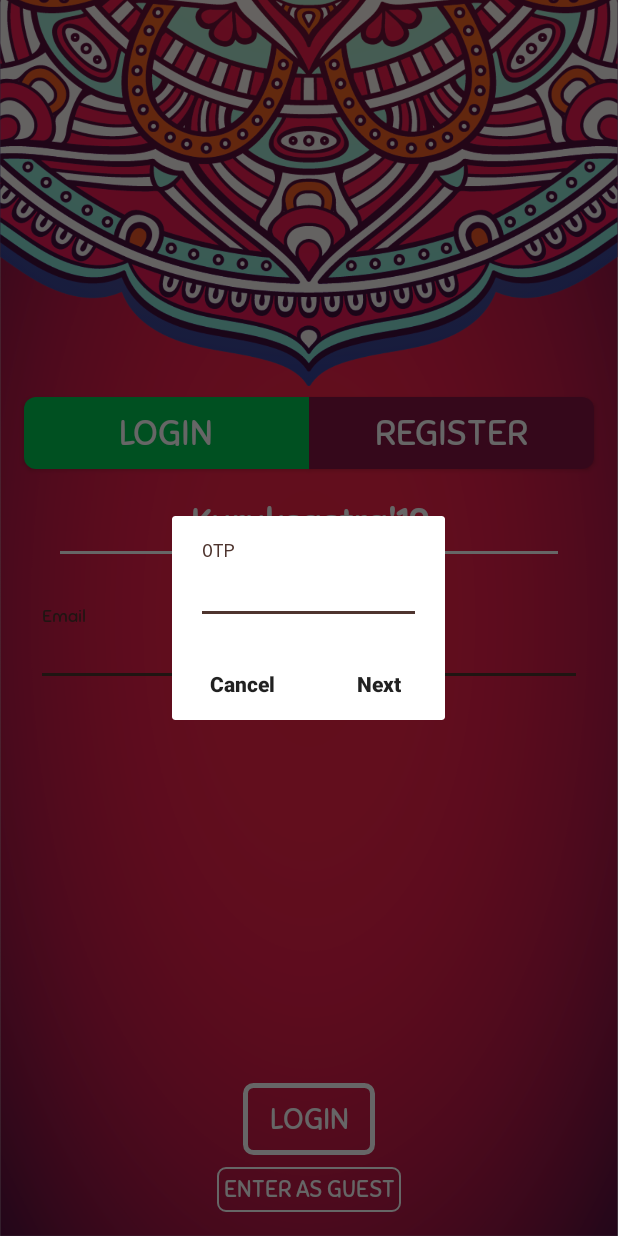
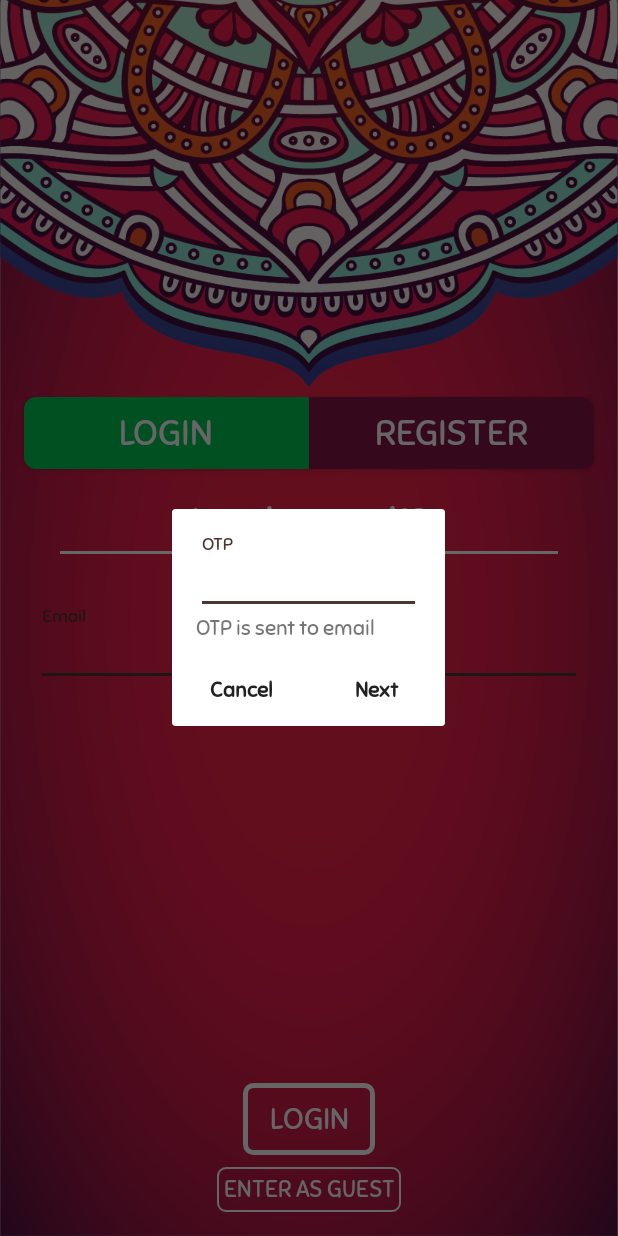
Before and after one commit to kavinraju/KS19_Participant_App, an Android app: the fragment OtpCustomDialog placed in its activity, on a phone screen of 412 x 824 dp. Run offline under Robolectric (Android 15) with nearby library versions, the phone set to English and light mode, and no system bars; our stand-ins replace ButterKnife.

Commit message:
made changes to otp dialog added loading dialog implemented qrcode saving

```diff
--- a/app/src/main/java/dpi/ks19/participantapp/Fragments/OtpCustomDialog.java
+++ b/app/src/main/java/dpi/ks19/participantapp/Fragments/OtpCustomDialog.java
@@ -1,5 +1,6 @@
 package dpi.ks19.participantapp.Fragments;
 
+import android.app.ProgressDialog;
 import android.os.Bundle;
 import android.support.annotation.NonNull;
 import android.support.annotation.Nullable;
@@ -38,7 +39,7 @@ public class OtpCustomDialog extends DialogFragment {
         if (et_otp.getText().toString().trim().length() > 0) {
             callbackInterface = (CustomDialogInterface)getTargetFragment();
             callbackInterface.getOTP(et_otp.getText().toString().trim());
-            getDialog().cancel();
+
         } else {
             Toast.makeText(getActivity(), "Cannot be empty", Toast.LENGTH_SHORT).show();
         }
--- a/app/src/main/res/layout/frag_otp_dialog.xml
+++ b/app/src/main/res/layout/frag_otp_dialog.xml
@@ -1,22 +1,22 @@
 <?xml version="1.0" encoding="utf-8"?>
-<android.support.constraint.ConstraintLayout
-    xmlns:android="http://schemas.android.com/apk/res/android"
+<android.support.constraint.ConstraintLayout xmlns:android="http://schemas.android.com/apk/res/android"
+    xmlns:app="http://schemas.android.com/apk/res-auto"
+    xmlns:tools="http://schemas.android.com/tools"
     android:layout_width="match_parent"
-    android:layout_height="wrap_content"
-    xmlns:app="http://schemas.android.com/apk/res-auto">
+    android:layout_height="wrap_content">
 
     <android.support.design.widget.TextInputLayout
         android:id="@+id/textInput_otp"
         android:layout_width="150dp"
         android:layout_height="wrap_content"
 
+        android:layout_marginStart="@dimen/margin_16dp"
+        android:layout_marginTop="@dimen/margin_16dp"
+
+        android:layout_marginEnd="@dimen/margin_16dp"
+        android:fontFamily="@font/sniglet_regular"
         android:hint="@string/otp"
         android:textColorHint="@color/colorSecondary"
-
-        android:layout_marginTop="@dimen/margin_16dp"
-        android:layout_marginStart="@dimen/margin_16dp"
-        android:layout_marginEnd="@dimen/margin_16dp"
-
         app:layout_constraintEnd_toEndOf="parent"
         app:layout_constraintStart_toStartOf="parent"
         app:layout_constraintTop_toTopOf="parent">
@@ -25,43 +25,59 @@
             android:id="@+id/et_otp"
             android:layout_width="match_parent"
             android:layout_height="wrap_content"
-            android:fontFamily="monospace"
+            android:fontFamily="@font/sniglet_regular"
             android:inputType="phone"
+
             android:textColor="@color/colorSecondaryDark" />
 
     </android.support.design.widget.TextInputLayout>
+
+    <TextView
+        android:id="@+id/email_text"
+        android:layout_width="wrap_content"
+        android:layout_height="wrap_content"
+        android:layout_marginEnd="8dp"
+        android:fontFamily="@font/sniglet_regular"
+        android:text="@string/sent_to_email"
+        app:layout_constraintEnd_toEndOf="parent"
+        app:layout_constraintHorizontal_bias="0.0"
+        app:layout_constraintStart_toStartOf="@+id/textInput_otp"
+        app:layout_constraintTop_toBottomOf="@+id/textInput_otp" />
 
     <Button
         android:id="@+id/btn_otp_next"
         android:layout_width="wrap_content"
         android:layout_height="wrap_content"
+        android:layout_marginTop="8dp"
+        android:background="@drawable/ripple_effect"
+        android:fontFamily="@font/sniglet_regular"
+        android:onClick="onClickOtpNext"
+        android:text="Next"
 
-        android:text="Next"
         android:textAllCaps="false"
-        android:background="@drawable/ripple_effect"
-        android:onClick="onClickOtpNext"
         android:textStyle="bold"
-
-        android:layout_marginTop="@dimen/margin_16dp"
-        app:layout_constraintTop_toBottomOf="@id/textInput_otp"
+        app:layout_constraintBottom_toBottomOf="parent"
         app:layout_constraintEnd_toEndOf="parent"
-        app:layout_constraintBottom_toBottomOf="parent"/>
+        app:layout_constraintHorizontal_bias="0.5"
+        app:layout_constraintStart_toEndOf="@+id/btn_otp_cancel"
+        app:layout_constraintTop_toBottomOf="@+id/email_text" />
 
     <Button
         android:id="@+id/btn_otp_cancel"
-        android:layout_width="0dp"
+        android:layout_width="wrap_content"
         android:layout_height="wrap_content"
-
+        android:layout_marginTop="8dp"
         android:background="@drawable/ripple_effect"
+        android:fontFamily="@font/sniglet_regular"
         android:onClick="onClickOtpCancel"
         android:text="@string/cancel"
         android:textAllCaps="false"
+
         android:textStyle="bold"
-
-        android:layout_marginTop="@dimen/margin_16dp"
-
         app:layout_constraintBottom_toBottomOf="parent"
         app:layout_constraintEnd_toStartOf="@+id/btn_otp_next"
+        app:layout_constraintHorizontal_bias="0.5"
         app:layout_constraintStart_toStartOf="parent"
-        app:layout_constraintTop_toBottomOf="@id/textInput_otp" />
+        app:layout_constraintTop_toBottomOf="@+id/email_text"
+        app:layout_constraintVertical_bias="1.0" />
 </android.support.constraint.ConstraintLayout>
--- a/app/src/main/res/values/strings.xml
+++ b/app/src/main/res/values/strings.xml
@@ -25,6 +25,7 @@
     <string name="register">Register</string>
     <string name="otp">OTP</string>
     <string name="cancel">Cancel</string>
+    <string name="sent_to_email">OTP is sent to email</string>
 
 
     <!--clusters-->
```
Also changed, not shown: app/src/main/java/dpi/ks19/participantapp/Activities/ProfileActivity.java (+29 -4 lines), app/src/main/java/dpi/ks19/participantapp/Fragments/LoginPagerFragment.java (+16 -3 lines).
